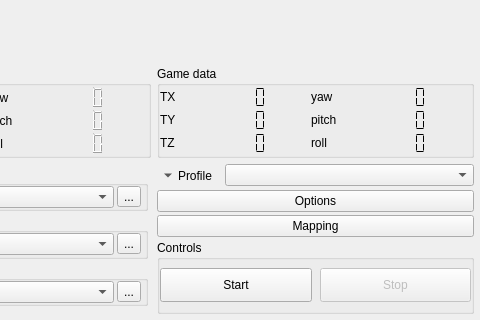
The window that gui/main.ui (opentrack/opentrack) describes before a commit, drawn with Qt 5; both pictures show x 172 to 652 and y 178 to 498 of the 652 by 498 pixel window.
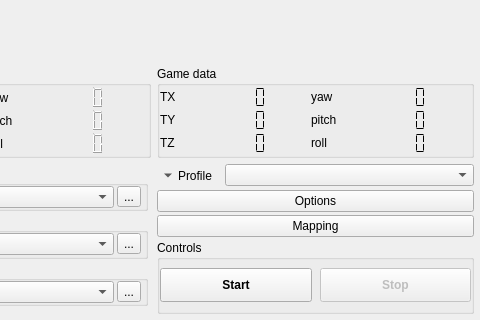
The same window after the commit. Icons and pictures are not drawn. Custom widgets are drawn as their Qt base class.

Commit message:
gui: show tracking hasn't started in preview area instead of "no video"
"no video" wasn't clearly indicating that no tracking was done. Some first
time users had hard times figuring out tracking had to be started.
@sthalik: I've put an image mimicking what you did for "no video", feel
free to change it or switch to plain text instead.

Patch:
```diff
--- a/gui/main.ui
+++ b/gui/main.ui
@@ -1008,6 +1008,12 @@
                     <verstretch>0</verstretch>
                    </sizepolicy>
                   </property>
+                  <property name="font">
+                   <font>
+                    <weight>75</weight>
+                    <bold>true</bold>
+                   </font>
+                  </property>
                   <property name="text">
                    <string>Start</string>
                   </property>
@@ -1024,6 +1030,12 @@
                     <verstretch>0</verstretch>
                    </sizepolicy>
                   </property>
+                  <property name="font">
+                   <font>
+                    <weight>75</weight>
+                    <bold>true</bold>
+                   </font>
+                  </property>
                   <property name="text">
                    <string>Stop</string>
                   </property>
```
Left out of the diff: 54 changed lines with no effect on the pictures. The commit also changes 3 other files.
